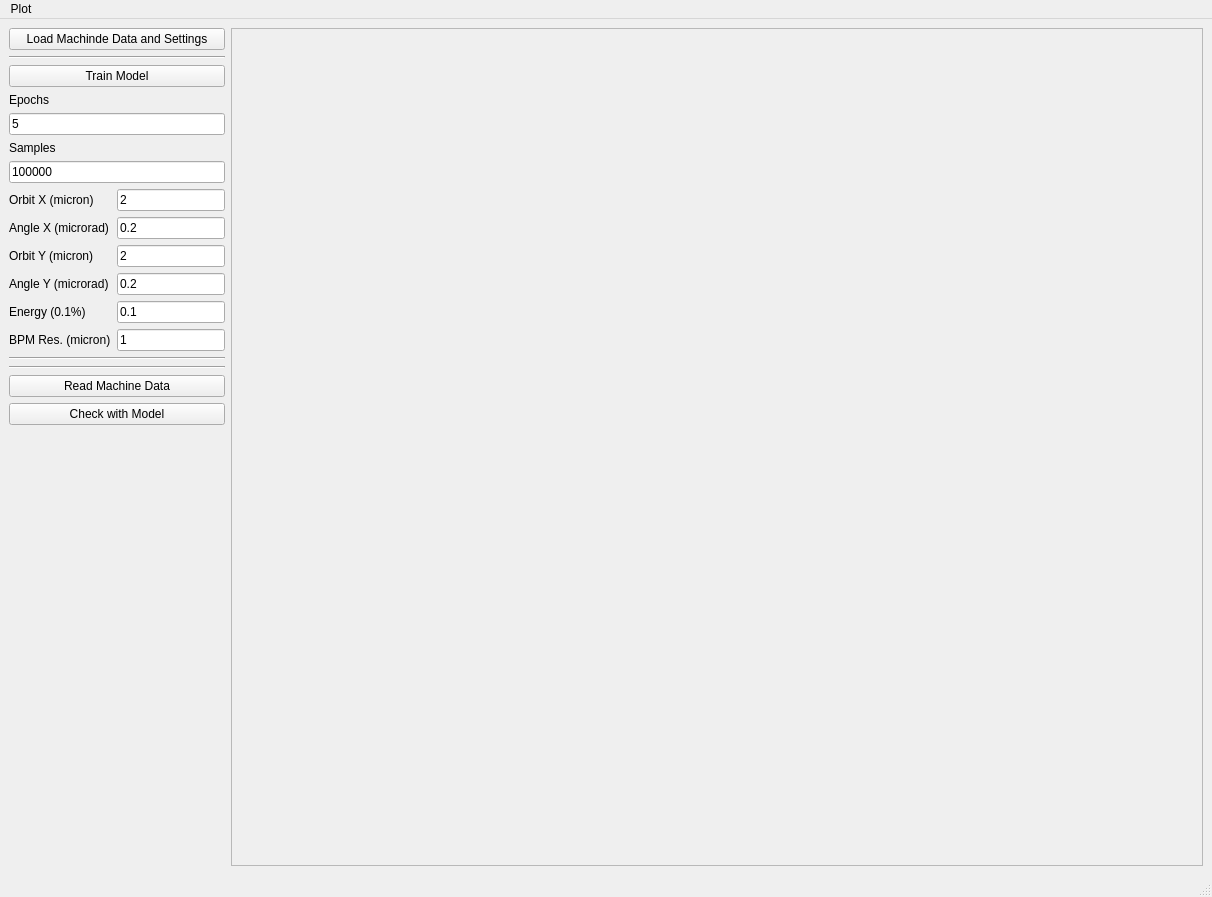
The window that MLOrbit.ui (svenreiche/ML-Orbit) describes before a commit, drawn with Qt 5.
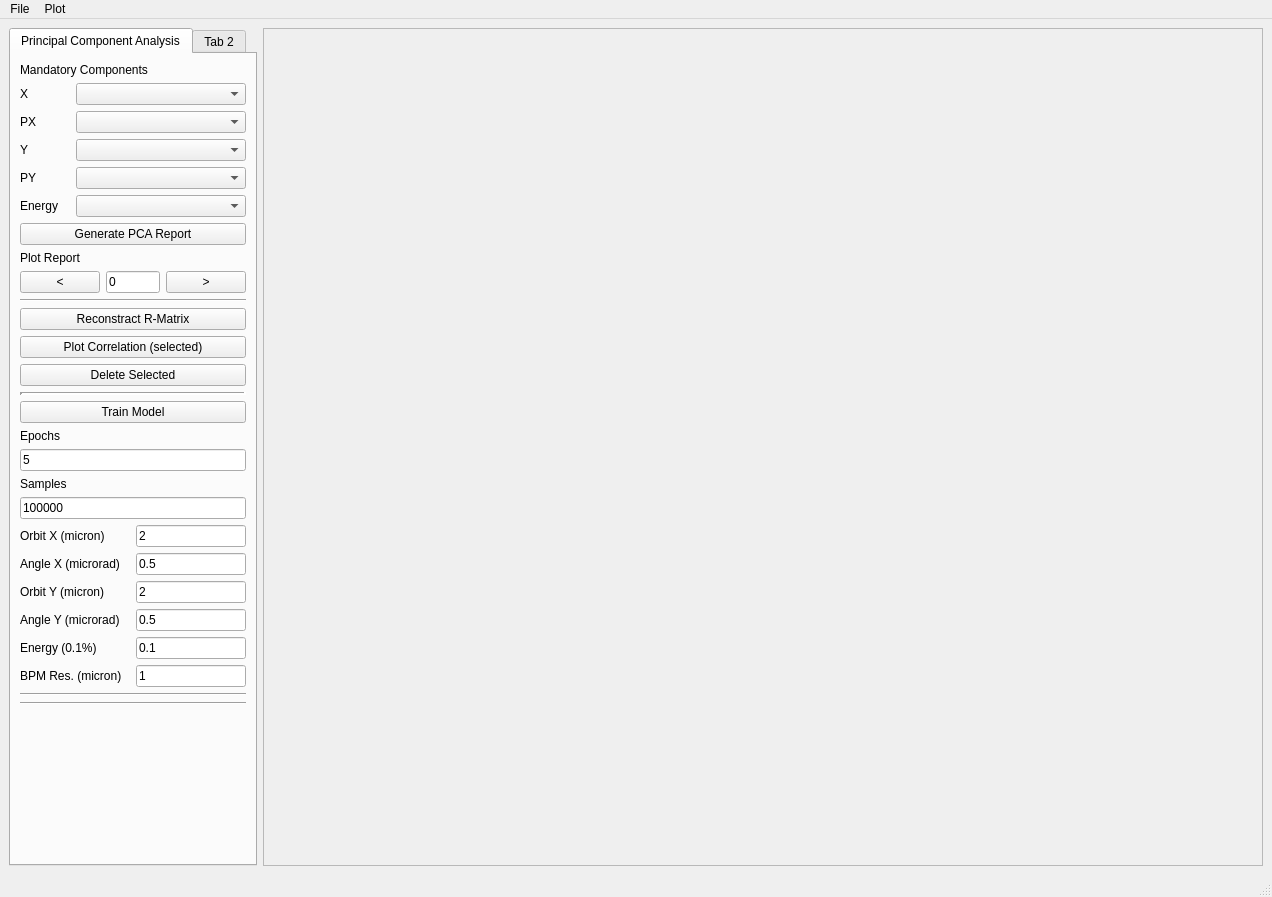
The same window after the commit.

Commit message: Worked on the interface to get the basic plots for the primary jitter sources and the initial investigation of the residual jitter sources

The edit to the form file:
```diff
--- a/MLOrbit.ui
+++ b/MLOrbit.ui
@@ -6,7 +6,7 @@
    <rect>
     <x>0</x>
     <y>0</y>
-    <width>1212</width>
+    <width>1272</width>
     <height>897</height>
    </rect>
   </property>
@@ -16,16 +16,240 @@
   <widget class="QWidget" name="centralwidget">
    <layout class="QHBoxLayout" name="horizontalLayout">
     <item>
+     <widget class="QTabWidget" name="tabWidget">
+      <widget class="QWidget" name="tab">
+       <attribute name="title">
+        <string>Principal Component Analysis</string>
+       </attribute>
      <layout class="QVBoxLayout" name="verticalLayout">
       <item>
-       <widget class="QPushButton" name="UIOpenFile">
+         <widget class="QLabel" name="label_16">
         <property name="text">
-         <string>Load Machinde Data and Settings</string>
+           <string>Mandatory Components</string>
+          </property>
+         </widget>
+        </item>
+        <item>
+         <layout class="QGridLayout" name="gridLayout_2">
+          <item row="3" column="1">
+           <widget class="QComboBox" name="UIPCAY">
+            <property name="sizePolicy">
+             <sizepolicy hsizetype="MinimumExpanding" vsizetype="Fixed">
+              <horstretch>0</horstretch>
+              <verstretch>0</verstretch>
+             </sizepolicy>
+            </property>
+           </widget>
+          </item>
+          <item row="4" column="1">
+           <widget class="QComboBox" name="UIPCAPY">
+            <property name="sizePolicy">
+             <sizepolicy hsizetype="MinimumExpanding" vsizetype="Fixed">
+              <horstretch>0</horstretch>
+              <verstretch>0</verstretch>
+             </sizepolicy>
+            </property>
+           </widget>
+          </item>
+          <item row="1" column="0">
+           <widget class="QLabel" name="label_10">
+            <property name="sizePolicy">
+             <sizepolicy hsizetype="Minimum" vsizetype="Preferred">
+              <horstretch>0</horstretch>
+              <verstretch>0</verstretch>
+             </sizepolicy>
+            </property>
+            <property name="minimumSize">
+             <size>
+              <width>50</width>
+              <height>0</height>
+             </size>
+            </property>
+            <property name="text">
+             <string>X</string>
+            </property>
+           </widget>
+          </item>
+          <item row="2" column="1">
+           <widget class="QComboBox" name="UIPCAPX">
+            <property name="sizePolicy">
+             <sizepolicy hsizetype="MinimumExpanding" vsizetype="Fixed">
+              <horstretch>0</horstretch>
+              <verstretch>0</verstretch>
+             </sizepolicy>
+            </property>
+           </widget>
+          </item>
+          <item row="4" column="0">
+           <widget class="QLabel" name="label_14">
+            <property name="sizePolicy">
+             <sizepolicy hsizetype="Minimum" vsizetype="Preferred">
+              <horstretch>0</horstretch>
+              <verstretch>0</verstretch>
+             </sizepolicy>
+            </property>
+            <property name="minimumSize">
+             <size>
+              <width>50</width>
+              <height>0</height>
+             </size>
+            </property>
+            <property name="text">
+             <string>PY</string>
+            </property>
+           </widget>
+          </item>
+          <item row="5" column="1">
+           <widget class="QComboBox" name="UIPCAE">
+            <property name="sizePolicy">
+             <sizepolicy hsizetype="MinimumExpanding" vsizetype="Fixed">
+              <horstretch>0</horstretch>
+              <verstretch>0</verstretch>
+             </sizepolicy>
+            </property>
+           </widget>
+          </item>
+          <item row="2" column="0">
+           <widget class="QLabel" name="label_12">
+            <property name="sizePolicy">
+             <sizepolicy hsizetype="Minimum" vsizetype="Preferred">
+              <horstretch>0</horstretch>
+              <verstretch>0</verstretch>
+             </sizepolicy>
+            </property>
+            <property name="minimumSize">
+             <size>
+              <width>50</width>
+              <height>0</height>
+             </size>
+            </property>
+            <property name="text">
+             <string>PX</string>
+            </property>
+           </widget>
+          </item>
+          <item row="1" column="1">
+           <widget class="QComboBox" name="UIPCAX">
+            <property name="sizePolicy">
+             <sizepolicy hsizetype="MinimumExpanding" vsizetype="Fixed">
+              <horstretch>0</horstretch>
+              <verstretch>0</verstretch>
+             </sizepolicy>
+            </property>
+           </widget>
+          </item>
+          <item row="3" column="0">
+           <widget class="QLabel" name="label_13">
+            <property name="sizePolicy">
+             <sizepolicy hsizetype="Minimum" vsizetype="Preferred">
+              <horstretch>0</horstretch>
+              <verstretch>0</verstretch>
+             </sizepolicy>
+            </property>
+            <property name="minimumSize">
+             <size>
+              <width>50</width>
+              <height>0</height>
+             </size>
+            </property>
+            <property name="text">
+             <string>Y</string>
+            </property>
+           </widget>
+          </item>
+          <item row="5" column="0">
+           <widget class="QLabel" name="label_15">
+            <property name="sizePolicy">
+             <sizepolicy hsizetype="Minimum" vsizetype="Preferred">
+              <horstretch>0</horstretch>
+              <verstretch>0</verstretch>
+             </sizepolicy>
+            </property>
+            <property name="minimumSize">
+             <size>
+              <width>50</width>
+              <height>0</height>
+             </size>
+            </property>
+            <property name="text">
+             <string>Energy</string>
+            </property>
+           </widget>
+          </item>
+         </layout>
+        </item>
+        <item>
+         <widget class="QPushButton" name="UIPCA">
+          <property name="text">
+           <string>Generate PCA Report</string>
+          </property>
+         </widget>
+        </item>
+        <item>
+         <widget class="QLabel" name="label_9">
+          <property name="text">
+           <string>Plot Report</string>
+          </property>
+         </widget>
+        </item>
+        <item>
+         <layout class="QHBoxLayout" name="horizontalLayout_2">
+          <item>
+           <widget class="QPushButton" name="UIRepPrev">
+            <property name="text">
+             <string>&lt;</string>
+            </property>
+           </widget>
+          </item>
+          <item>
+           <widget class="QLineEdit" name="UIRepID">
+            <property name="text">
+             <string>0</string>
+            </property>
+           </widget>
+          </item>
+          <item>
+           <widget class="QPushButton" name="UIRepNext">
+            <property name="text">
+             <string>&gt;</string>
+            </property>
+           </widget>
+          </item>
+         </layout>
+        </item>
+        <item>
+         <widget class="Line" name="line">
+          <property name="orientation">
+           <enum>Qt::Horizontal</enum>
+          </property>
+         </widget>
+        </item>
+        <item>
+         <widget class="QPushButton" name="UIRMatrix">
+          <property name="text">
+           <string>Reconstract R-Matrix</string>
+          </property>
+         </widget>
+        </item>
+        <item>
+         <widget class="QPushButton" name="UIPlotCor">
+          <property name="text">
+           <string>Plot Correlation (selected)</string>
+          </property>
+         </widget>
+        </item>
+        <item>
+         <widget class="QPushButton" name="UIDeleteYPCA">
+          <property name="text">
+           <string>Delete Selected</string>
         </property>
        </widget>
       </item>
       <item>
        <widget class="Line" name="line_4">
+          <property name="lineWidth">
+           <number>3</number>
+          </property>
         <property name="orientation">
          <enum>Qt::Horizontal</enum>
         </property>
@@ -109,7 +333,7 @@
            </sizepolicy>
           </property>
           <property name="text">
-           <string>0.2</string>
+             <string>0.5</string>
           </property>
          </widget>
         </item>
@@ -176,7 +400,7 @@
            </sizepolicy>
           </property>
           <property name="text">
-           <string>0.2</string>
+             <string>0.5</string>
           </property>
          </widget>
         </item>
@@ -216,20 +440,6 @@
         </property>
        </widget>
       </item>
-      <item>
-       <widget class="QPushButton" name="UILoadData">
-        <property name="text">
-         <string>Read Machine Data</string>
-        </property>
-       </widget>
-      </item>
-      <item>
-       <widget class="QPushButton" name="UICheckTraining">
-        <property name="text">
-         <string>Check with Model</string>
-        </property>
-       </widget>
-      </item>
       <item>
        <spacer name="verticalSpacer">
         <property name="orientation">
@@ -238,12 +448,19 @@
         <property name="sizeHint" stdset="0">
          <size>
           <width>20</width>
-          <height>40</height>
+            <height>110</height>
          </size>
         </property>
        </spacer>
       </item>
      </layout>
+      </widget>
+      <widget class="QWidget" name="tab_2">
+       <attribute name="title">
+        <string>Tab 2</string>
+       </attribute>
+      </widget>
+     </widget>
     </item>
     <item>
      <widget class="QFrame" name="mplwindow">
@@ -255,7 +472,7 @@
       </property>
       <property name="minimumSize">
        <size>
-        <width>200</width>
+        <width>1000</width>
         <height>0</height>
        </size>
       </property>
@@ -279,7 +496,7 @@
     <rect>
      <x>0</x>
      <y>0</y>
-     <width>1212</width>
+     <width>1272</width>
      <height>20</height>
     </rect>
    </property>
@@ -341,6 +558,13 @@
     <addaction name="menuGenerated_Data"/>
     <addaction name="menuTensorFlow_Model"/>
    </widget>
+   <widget class="QMenu" name="menuFile">
+    <property name="title">
+     <string>File</string>
+    </property>
+    <addaction name="actionLoad"/>
+   </widget>
+   <addaction name="menuFile"/>
    <addaction name="menuPlot"/>
   </widget>
   <widget class="QStatusBar" name="statusbar"/>
```
Left out of the diff: 58 changed lines with no effect on the pictures. Lines whose indentation alone changed are shown as unchanged. The commit also changes 4 other files.
